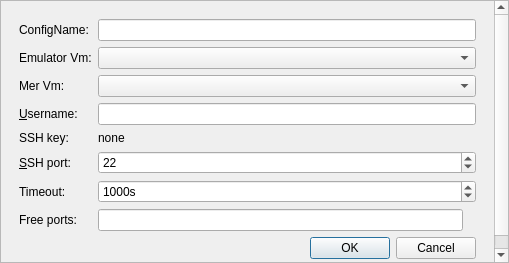
First picture: the form in src/plugins/mer/meremulatordevicedialog.ui, repository sailfishos/sailfish-qtcreator, before the edit.
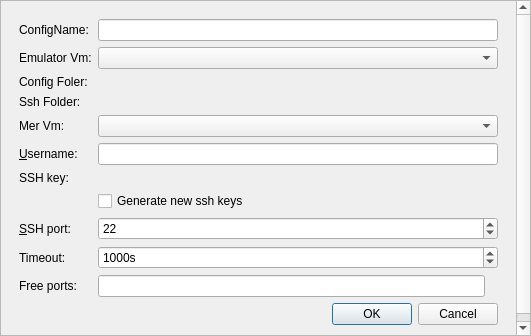
Second picture: the form after the edit.

Commit message: Jolla: Adds shared cofnig,ssh to device ui, generate ssh keys by default

The edit to the form file:
```diff
--- a/src/plugins/mer/meremulatordevicedialog.ui
+++ b/src/plugins/mer/meremulatordevicedialog.ui
@@ -6,8 +6,8 @@
    <rect>
     <x>0</x>
     <y>0</y>
-    <width>509</width>
-    <height>263</height>
+    <width>531</width>
+    <height>336</height>
    </rect>
   </property>
   <property name="windowTitle">
@@ -27,12 +27,12 @@
        <rect>
         <x>0</x>
         <y>0</y>
-        <width>503</width>
-        <height>257</height>
+        <width>525</width>
+        <height>330</height>
        </rect>
       </property>
       <layout class="QGridLayout" name="gridLayout_2">
-       <item row="0" column="0">
+       <item row="1" column="0">
         <widget class="QWidget" name="widget" native="true">
          <layout class="QFormLayout" name="formLayout">
           <item row="0" column="0">
@@ -55,17 +55,17 @@
           <item row="1" column="1">
            <widget class="QComboBox" name="emulatorComboBox"/>
           </item>
-          <item row="2" column="0">
+          <item row="4" column="0">
            <widget class="QLabel" name="merVmLabel">
             <property name="text">
              <string>Mer Vm:</string>
             </property>
            </widget>
           </item>
-          <item row="2" column="1">
+          <item row="4" column="1">
            <widget class="QComboBox" name="merVmComboBox"/>
           </item>
-          <item row="3" column="0">
+          <item row="5" column="0">
            <widget class="QLabel" name="userNameLabel">
             <property name="text">
              <string>&amp;Username:</string>
@@ -75,24 +75,17 @@
             </property>
            </widget>
           </item>
-          <item row="3" column="1">
+          <item row="5" column="1">
            <widget class="QLineEdit" name="userLineEdit"/>
           </item>
-          <item row="4" column="0">
+          <item row="8" column="0">
            <widget class="QLabel" name="sshKeyLabel">
             <property name="text">
              <string>SSH key:</string>
             </property>
            </widget>
           </item>
-          <item row="4" column="1">
-           <widget class="QLabel" name="sshKeyLabelEdit">
-            <property name="text">
-             <string>none</string>
-            </property>
-           </widget>
-          </item>
-          <item row="5" column="0">
+          <item row="10" column="0">
            <widget class="QLabel" name="sshPortLabel">
             <property name="text">
              <string>&amp;SSH port:</string>
@@ -102,7 +95,7 @@
             </property>
            </widget>
           </item>
-          <item row="5" column="1">
+          <item row="10" column="1">
            <widget class="QSpinBox" name="sshPortSpinBox">
             <property name="minimum">
              <number>0</number>
@@ -115,7 +108,7 @@
             </property>
            </widget>
           </item>
-          <item row="6" column="0">
+          <item row="11" column="0">
            <widget class="QLabel" name="connectionTimeoutLabel">
             <property name="text">
              <string>Timeout:</string>
@@ -125,7 +118,7 @@
             </property>
            </widget>
           </item>
-          <item row="6" column="1">
+          <item row="11" column="1">
            <widget class="QSpinBox" name="timeoutSpinBox">
             <property name="suffix">
              <string>s</string>
@@ -141,7 +134,7 @@
             </property>
            </widget>
           </item>
-          <item row="7" column="0">
+          <item row="13" column="0">
            <widget class="QLabel" name="freePortsLabel">
             <property name="text">
              <string>Free ports:</string>
@@ -151,7 +144,7 @@
             </property>
            </widget>
           </item>
-          <item row="7" column="1">
+          <item row="13" column="1">
            <layout class="QHBoxLayout" name="horizontalLayout_2">
             <item>
              <widget class="QLineEdit" name="portsLineEdit">
@@ -169,13 +162,58 @@
             </item>
            </layout>
           </item>
-          <item row="8" column="1">
+          <item row="14" column="1">
            <widget class="QDialogButtonBox" name="buttonBox">
             <property name="standardButtons">
              <set>QDialogButtonBox::Cancel|QDialogButtonBox::Ok</set>
             </property>
            </widget>
           </item>
+          <item row="2" column="0">
+           <widget class="QLabel" name="configFolderLabel">
+            <property name="text">
+             <string>Config Foler:</string>
+            </property>
+           </widget>
+          </item>
+          <item row="3" column="0">
+           <widget class="QLabel" name="sshfolderLabel">
+            <property name="text">
+             <string>Ssh Folder:</string>
+            </property>
+           </widget>
+          </item>
+          <item row="2" column="1">
+           <widget class="QLabel" name="configFolderLabelEdit">
+            <property name="text">
+             <string/>
+            </property>
+           </widget>
+          </item>
+          <item row="3" column="1">
+           <widget class="QLabel" name="sshFolderLabelEdit">
+            <property name="text">
+             <string/>
+            </property>
+           </widget>
+          </item>
+          <item row="8" column="1">
+           <widget class="QLabel" name="sshKeyLabelEdit">
+            <property name="text">
+             <string/>
+            </property>
+           </widget>
+          </item>
+          <item row="9" column="1">
+           <widget class="QCheckBox" name="sshCheckBox">
+            <property name="text">
+             <string>Generate new ssh keys</string>
+            </property>
+            <property name="tristate">
+             <bool>false</bool>
+            </property>
+           </widget>
+          </item>
          </layout>
          <zorder>userLineEdit</zorder>
          <zorder>userNameLabel</zorder>
```
Left out of the diff: 11 changed lines with no effect on the pictures. The commit also changes 8 other files.
